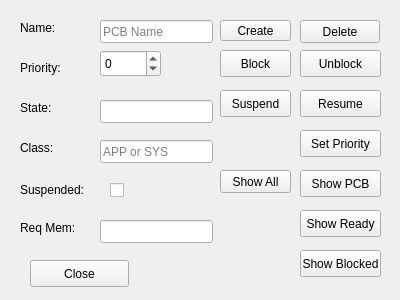
orville94Bailey/OpSys, file pcbwindow.ui: the form before one commit.
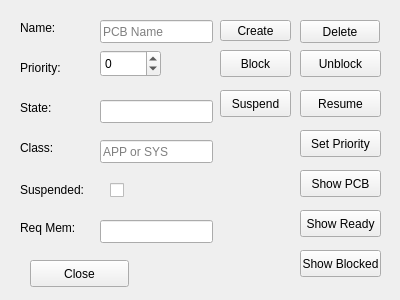
The form after the commit.

Commit message: show PCB functions are working as intended

```diff
--- a/pcbwindow.ui
+++ b/pcbwindow.ui
@@ -309,19 +309,6 @@
     <string>Close</string>
    </property>
   </widget>
-  <widget class="QPushButton" name="showAll">
-   <property name="geometry">
-    <rect>
-     <x>220</x>
-     <y>170</y>
-     <width>71</width>
-     <height>23</height>
-    </rect>
-   </property>
-   <property name="text">
-    <string>Show All</string>
-   </property>
-  </widget>
  </widget>
  <resources/>
  <connections/>
```
The commit also changes 6 other files.
